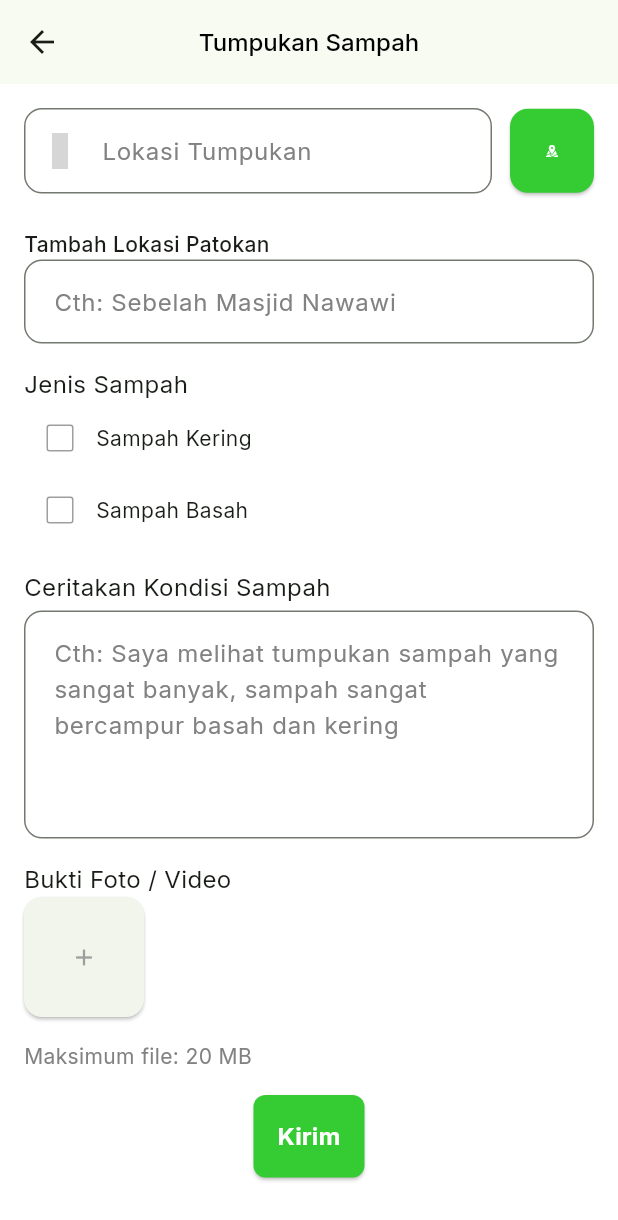
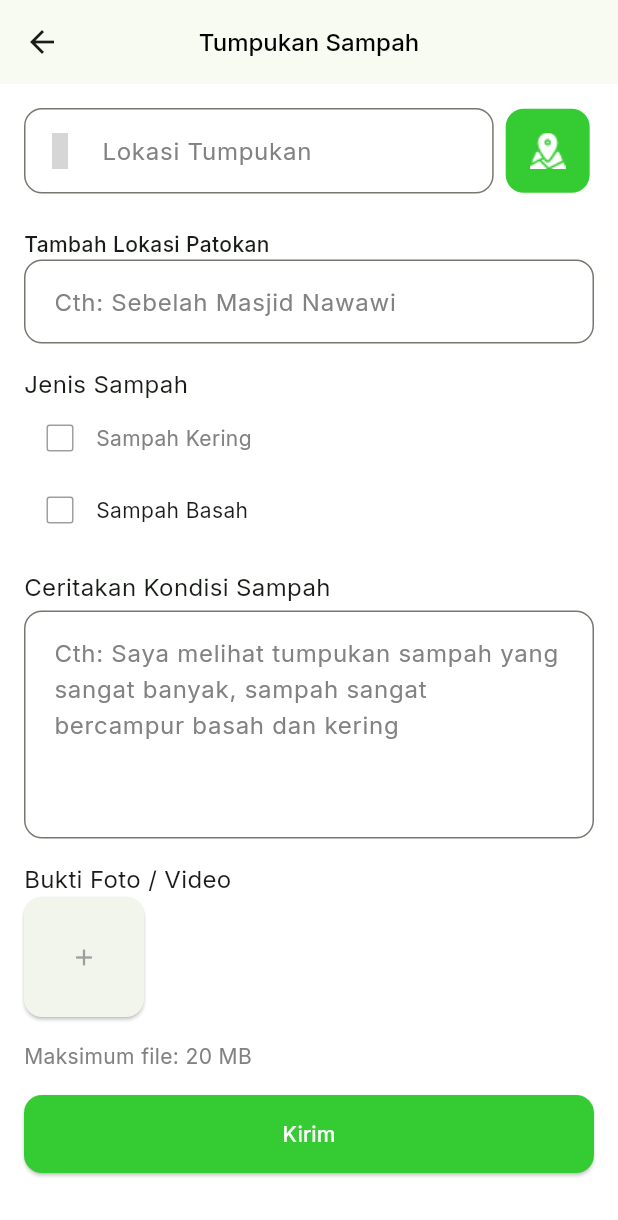
Before and after one commit to RecyThing/RecyThing-Mobile, a Flutter app: the ReportRubbishScreen screen opened by its route, on a phone screen of 412 x 824 dp. Shown: the top 1220 px of the screen. Run offline on Flutter 3.47's test engine with Material 2 defaults, Android fonts, the phone set to English and light mode, and no system bars; our stand-ins replace carousel_slider, dots_indicator, easy_stepper, flutter_svg, geocoding, geolocator and 6 more; missing offline and left inert: avatar_stack, dashed_line; project files that could hold a hidden picture were left out; grey boxes are pictures that could not be loaded.

Commit message:
fixed report rubbish

```diff
--- a/recything_mobile/lib/screens/report/report_rubbish_maps_screen.dart
+++ b/recything_mobile/lib/screens/report/report_rubbish_maps_screen.dart
@@ -166,7 +166,7 @@ class _ReportRubbishMapsScreenState extends State<ReportRubbishMapsScreen> {
               onPressed: () async {
                 await _getCurrentPosition();
                 // back ke halaman report rubbish
-                Navigator.pop(context, _currentAddress);
+                // Navigator.pop(context, _currentAddress);
               },
               child: Text('Get Location'),
             ),
--- a/recything_mobile/lib/screens/report/report_rubbish_screen.dart
+++ b/recything_mobile/lib/screens/report/report_rubbish_screen.dart
@@ -57,52 +57,34 @@ class _ReportRubbishScreenState extends State<ReportRubbishScreen> {
               child: Column(
                 crossAxisAlignment: CrossAxisAlignment.start,
                 children: [
-                  Row(
+                  Container(
+                    child: Row(
                       children: [
-                      const Expanded(
-                        child: MainTextField(
-                          // controller: TextEditingController(
-                          //     text: _locationAddress ?? '-'),
+                        Container(
+                          width: MediaQuery.of(context).size.width * .76,
+                          child: const MainTextField(
                             label: 'Lokasi Tumpukan',
                             prefixIcon: IconlyLight.location,
                           ),
                         ),
-                      const SizedBox(
-                        width: 12,
-                      ),
-                      SizedBox(
+                        const SizedBox(width: 8),
+                        GestureDetector(
+                          onTap: () {
+                            Navigator.pushNamed(
+                                context, "/report-rubbish-maps");
+                          },
+                          child: Container(
                             width: 56,
                             height: 56,
-                        child: ElevatedButton(
-                          onPressed: () async {
-                            final result = await Navigator.push(
-                              context,
-                              MaterialPageRoute(
-                                builder: (context) =>
-                                    const ReportRubbishMapsScreen(),
-                              ),
-                            );
-
-                            //callback maps
-                            setState(() {
-                              //set nilai ke controller
-                              _locationAddress = result as String?;
-                            });
-                          },
-                          style: ElevatedButton.styleFrom(
-                              backgroundColor: Pallete.main,
-                              shape: RoundedRectangleBorder(
-                                borderRadius: BorderRadius.circular(12),
-                              )),
-                          child: Image.asset(
-                            'assets/images/location_map.png',
-                            width: 24,
-                            height: 24,
-                            color: Colors.white,
-                          ),
+                            child:
+                                Image.asset("assets/images/location_map.png"),
+                            decoration: BoxDecoration(
+                                color: Pallete.main,
+                                borderRadius: BorderRadius.circular(12)),
                           ),
                         ),
                       ],
+                    ),
                   ),
                   const SizedBox(
                     height: 24,
@@ -145,7 +127,12 @@ class _ReportRubbishScreenState extends State<ReportRubbishScreen> {
                           width: 1,
                         ),
                       ),
-                      const Text('Sampah Kering')
+                      Text(
+                        'Sampah Kering',
+                        style: TextStyle(
+                            color:
+                                isCheckedKering ? Pallete.main : Pallete.dark3),
+                      )
                     ],
                   ),
                   Row(
@@ -194,19 +181,17 @@ class _ReportRubbishScreenState extends State<ReportRubbishScreen> {
                         fontSize: ThemeFont.bodyNormal.fontSize,
                         fontWeight: FontWeight.w400),
                   ),
+                  Row(
+                    children: [
                       if (selectedImages != null && selectedImages!.isNotEmpty)
-                    Column(
-                      children: [
                         for (final image in selectedImages!)
                           Padding(
-                            padding: const EdgeInsets.symmetric(vertical: 8),
+                            padding: const EdgeInsets.symmetric(horizontal: 8),
                             child: Image.file(
                               File(image.path),
                               width: 80,
                               height: 80,
                             ),
-                          )
-                      ],
                           ),
                       ElevatedButton(
                         onPressed: pickImage,
@@ -221,6 +206,8 @@ class _ReportRubbishScreenState extends State<ReportRubbishScreen> {
                           color: Colors.grey,
                         ),
                       ),
+                    ],
+                  ),
                   const SizedBox(
                     height: 16,
                   ),
@@ -234,25 +221,19 @@ class _ReportRubbishScreenState extends State<ReportRubbishScreen> {
                   ),
                   Align(
                     alignment: Alignment.center,
-                    child: Padding(
-                      padding: const EdgeInsets.symmetric(horizontal: 16),
-                      child: MainButton(
-                        onPressed: () {
-                          Navigator.push(
-                            context,
-                            MaterialPageRoute(
-                              builder: (context) =>
-                                  DetailRiwayatPelaporanScreen(
-                                      lokasiPatokanText: lokasiPatokanText,
-                                      kondisiSampahText: kondisiSampahText),
+                    child: Container(
+                      width: double.infinity,
+                      child: ElevatedButton(
+                        onPressed: () {},
+                        child: const Text(
+                          'Kirim',
+                          style: TextStyle(color: Colors.white),
                         ),
-                          );
-                        },
-                        child: Text(
-                          "Kirim",
-                          style: ThemeFont.heading6Reguler.copyWith(
-                              color: Pallete.textMainButton,
-                              fontWeight: FontWeight.w700),
+                        style: ElevatedButton.styleFrom(
+                          backgroundColor: Pallete.main,
+                          shape: RoundedRectangleBorder(
+                              borderRadius: BorderRadius.circular(12)),
+                          padding: const EdgeInsets.symmetric(vertical: 16),
                         ),
                       ),
                     ),
```
Lines whose indentation alone changed are shown as unchanged.
